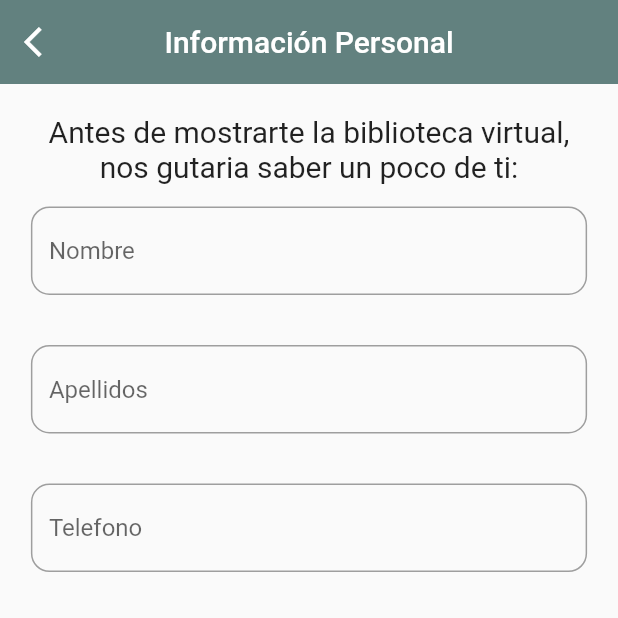
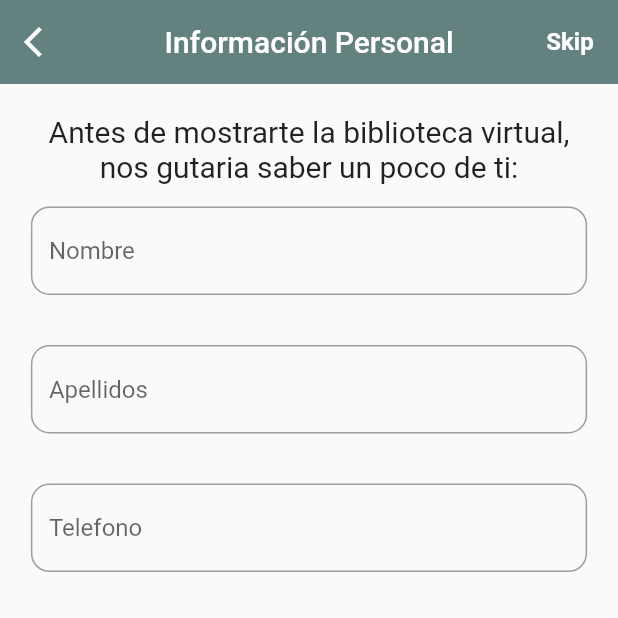
Before and after one commit to ViraAB/virtual_library, a Flutter app: the screen it shows after launch, after a tap on "Comenzar", on a phone screen of 412 x 824 dp, the top half of it. Run offline on Flutter 3.47's test engine with Material 2 defaults, Android fonts, the phone set to English and light mode, and no system bars; our stand-ins replace bloc, flutter_bloc, freezed_annotation, sizer; accounts and stored records are empty; generated files the repository leaves out were written again; network calls fail.

Commit message:
Add "skip" button in user_info_page
- If the user does not want to enter his information when starting
with the application, he can do it later from his profile

```diff
--- a/lib/app/ui/pages/date_page/user_info_page.dart
+++ b/lib/app/ui/pages/date_page/user_info_page.dart
@@ -45,6 +45,24 @@ class UserInfoPage extends StatelessWidget {
               Navigator.pop(context);
             },
           ),
+          actions: [
+            Center(
+              child: TextButton(
+                onPressed: () => Navigator.pushNamed(
+                  context,
+                  Routes.homePage,
+                ),
+                child: const Text(
+                  'Skip',
+                  style: TextStyle(
+                    color: Colors.white,
+                    fontWeight: FontWeight.bold,
+                    fontSize: 16,
+                  ),
+                ),
+              ),
+            ),
+          ],
         ),
         body: SingleChildScrollView(
           child: Padding(
--- a/lib/app/ui/pages/home_page/home_page.dart
+++ b/lib/app/ui/pages/home_page/home_page.dart
@@ -16,8 +16,8 @@ class HomePage extends StatelessWidget {
   @override
   Widget build(BuildContext context) {
     return BlocProvider(
-      create: (context) =>
-          HomeCubit()..loadBooksByAuthor(UserInfo.favoriteAuthor),
+      create: (context) => HomeCubit()
+        ..loadBooksByAuthor(UserInfo.favoriteAuthor ?? 'Gabriel'),
       child: Scaffold(
         appBar: AppBar(
           backgroundColor: const Color.fromARGB(255, 98, 129, 127),
--- a/pubspec.yaml
+++ b/pubspec.yaml
@@ -28,6 +28,7 @@ dependencies:
   flutter_bloc: ^8.0.1
   freezed_annotation: ^1.0.0
   http: ^0.13.4
+  intl: ^0.17.0
   sizer: ^2.0.15
   url_launcher: ^5.2.7
 
```
Also changed, not shown: lib/app/ui/pages/profile/profile.dart (+23 -7 lines), lib/app/ui/pages/profile/widgets/design_date_birth.dart (+9 -5 lines), lib/app/ui/utils/get_user_information.dart (+6 -21 lines).
